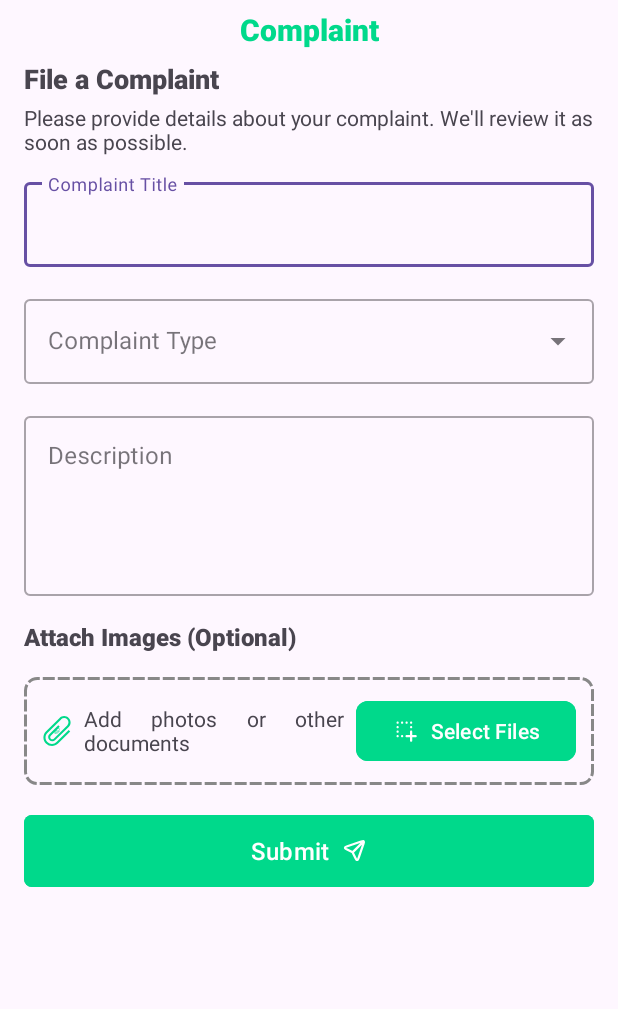
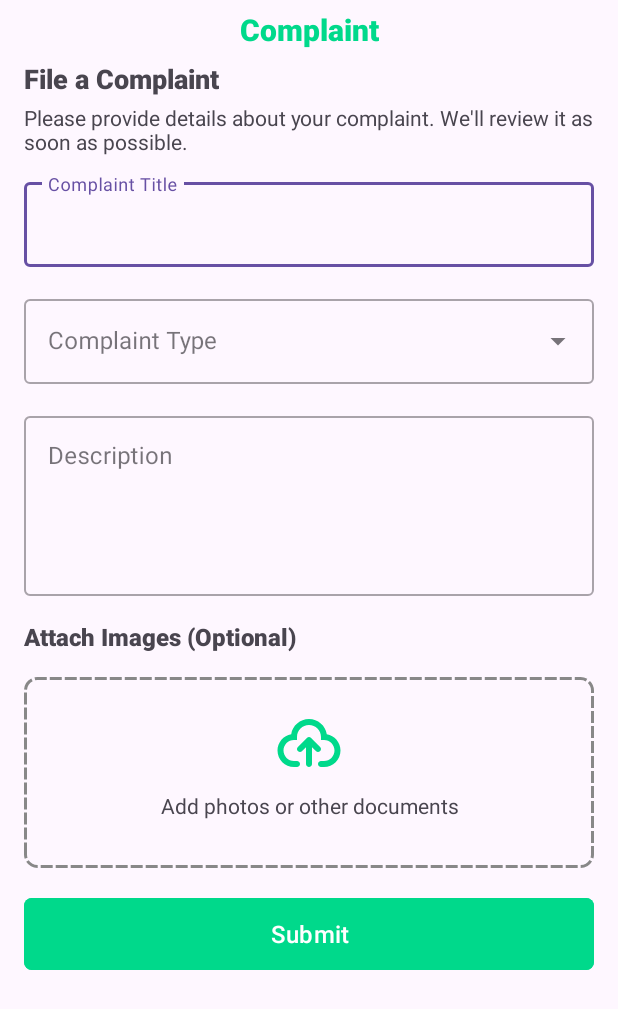
Before and after one commit to masum184e/vroomgo, an Android app: the layout activity_complaint.xml on its own in the app's theme, with its tools: preview values and no code run, on a phone screen of 412 x 824 dp. Shown: the top 1009 px of the screen. Run offline under Robolectric (Android 15) with nearby library versions, the phone set to English and light mode, and no system bars.

Commit message:
file uploading ui updated

```diff
--- /dev/null
+++ b/mobile-app/app/src/main/res/drawable/ic_upload.xml
@@ -0,0 +1,10 @@
+<vector xmlns:android="http://schemas.android.com/apk/res/android"
+    android:width="800dp"
+    android:height="800dp"
+    android:viewportWidth="24"
+    android:viewportHeight="24">
+  <path
+      android:pathData="M8,10C8,7.791 9.791,6 12,6C14.209,6 16,7.791 16,10V11H17C18.933,11 20.5,12.567 20.5,14.5C20.5,16.433 18.933,18 17,18H16C15.448,18 15,18.448 15,19C15,19.552 15.448,20 16,20H17C20.038,20 22.5,17.538 22.5,14.5C22.5,11.779 20.524,9.52 17.93,9.078C17.486,6.202 15,4 12,4C9,4 6.514,6.202 6.07,9.078C3.476,9.52 1.5,11.779 1.5,14.5C1.5,17.538 3.962,20 7,20H8C8.552,20 9,19.552 9,19C9,18.448 8.552,18 8,18H7C5.067,18 3.5,16.433 3.5,14.5C3.5,12.567 5.067,11 7,11H8V10ZM15.707,13.293L12.707,10.293C12.317,9.902 11.683,9.902 11.293,10.293L8.293,13.293C7.902,13.683 7.902,14.317 8.293,14.707C8.683,15.098 9.317,15.098 9.707,14.707L11,13.414V19C11,19.552 11.448,20 12,20C12.552,20 13,19.552 13,19V13.414L14.293,14.707C14.683,15.098 15.317,15.098 15.707,14.707C16.098,14.317 16.098,13.683 15.707,13.293Z"
+      android:fillColor="@color/primary"
+      android:fillType="evenOdd"/>
+</vector>
--- a/mobile-app/app/src/main/res/layout/activity_complaint.xml
+++ b/mobile-app/app/src/main/res/layout/activity_complaint.xml
@@ -135,41 +135,28 @@
             android:layout_height="wrap_content"
             android:layout_marginTop="16dp"
             android:background="@drawable/bg_dashed_border"
-            android:gravity="center_vertical"
-            android:orientation="horizontal"
-            android:padding="12dp"
+            android:gravity="center"
+            android:orientation="vertical"
+            android:paddingTop="20dp"
+            android:paddingBottom="32dp"
             app:layout_constraintTop_toBottomOf="@+id/attachment_title"
             tools:layout_editor_absoluteX="16dp">
 
             <ImageView
-                android:layout_width="20dp"
-                android:layout_height="20dp"
-                android:background="@drawable/ic_attachment"
-                android:padding="8dp"
-                android:src="@drawable/ic_attachment" />
+                android:layout_width="48dp"
+                android:layout_height="48dp"
+                android:src="@drawable/ic_upload" />
 
             <TextView
-                android:layout_width="0dp"
+                android:layout_width="match_parent"
                 android:layout_height="wrap_content"
-                android:layout_marginStart="8dp"
-                android:layout_marginEnd="8dp"
-                android:layout_weight="1"
-                android:justificationMode="inter_word"
+                android:gravity="center"
+                android:layout_marginTop="8dp"
+                android:fontFamily="sans-serif"
                 android:text="@string/add_photos_documents"
-                android:textSize="14sp" />
-
-            <com.google.android.material.button.MaterialButton
-                android:id="@+id/btn_add_attachment"
-                android:layout_width="wrap_content"
-                android:layout_height="48dp"
-                android:backgroundTint="@color/primary"
-                android:text="@string/select_files"
-                android:textAllCaps="false"
-                android:textColor="#FFFFFF"
-                app:cornerRadius="8dp"
-                app:icon="@drawable/ic_add"
-                app:iconGravity="textStart"
-                app:iconTint="#FFFFFF" />
+                android:textSize="14sp"
+                app:layout_constraintStart_toStartOf="parent"
+                app:layout_constraintTop_toBottomOf="@id/complaint_title_header" />
 
         </LinearLayout>
 
@@ -186,7 +173,6 @@
             android:textSize="16sp"
             app:cornerRadius="5dp"
             app:elevation="4dp"
-            app:icon="@drawable/ic_send"
             app:iconGravity="textEnd"
             app:iconTint="#FFFFFF"
             app:layout_constraintEnd_toEndOf="parent"
--- a/mobile-app/app/src/main/res/values/strings.xml
+++ b/mobile-app/app/src/main/res/values/strings.xml
@@ -114,6 +114,7 @@
     <string name="attach_images">Attach Images (Optional)</string>
     <string name="select_files">Select Files</string>
     <string name="add_photos_documents">Add photos or other documents</string>
+    <string name="drag_and_drop_here">Drag and drop here</string>
     <string name="submit">Submit</string>
 
     <!-- Change Password -->
```
